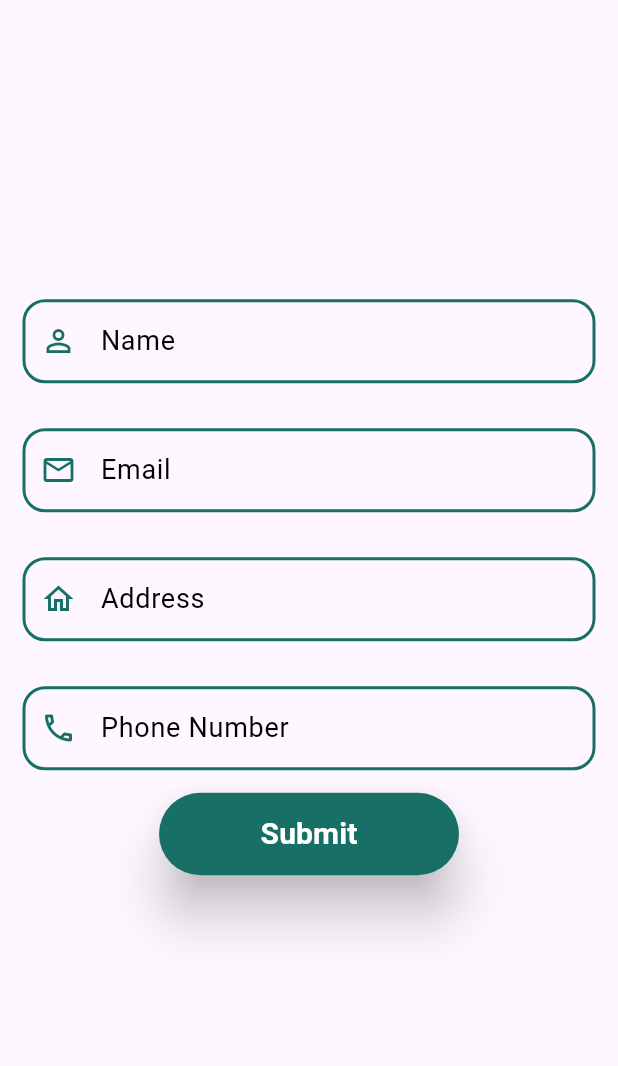
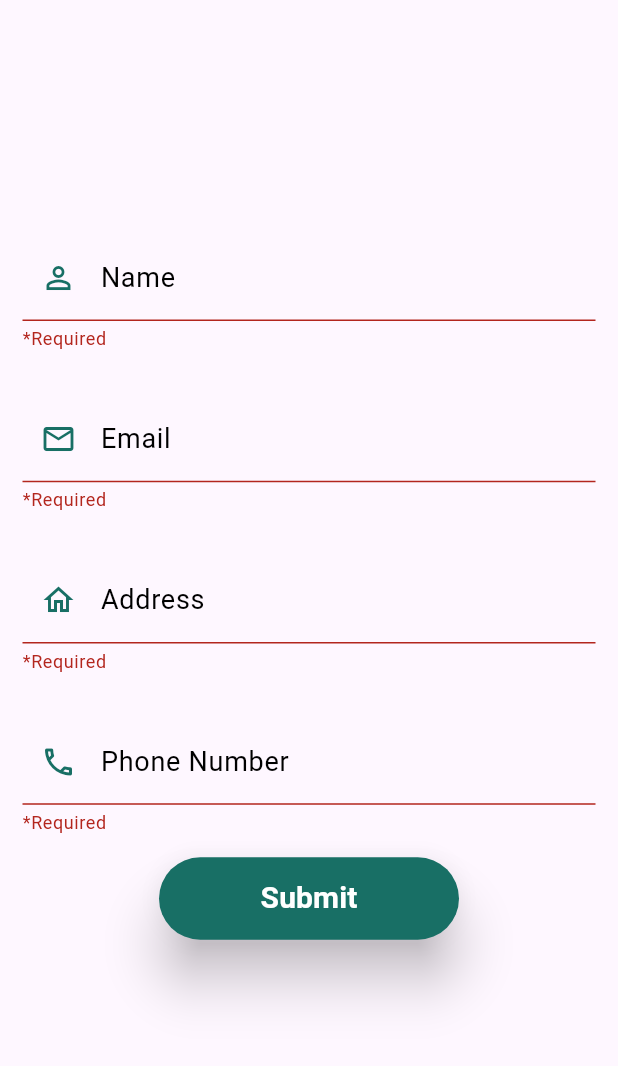
Before and after one commit to alhasann351/form_validation, a Flutter app: the screen it shows after launch, after a tap on "Submit", on a phone screen of 412 x 824 dp, the part 84-1150 px from its top. Run offline on Flutter 3.47's test engine with Material 3 defaults, Android fonts, the phone set to English and light mode, and no system bars.

```diff
--- a/lib/main.dart
+++ b/lib/main.dart
@@ -13,6 +13,9 @@ class MyApp extends StatelessWidget {
       debugShowCheckedModeBanner: false,
       theme: ThemeData(
         primaryColor: const Color(0xFF186F65),
+        textTheme: const TextTheme(
+          labelLarge: TextStyle(fontSize: 18),
+        ),
       ),
       home: const MyHomePage(),
     );
@@ -31,6 +34,29 @@ class _MyHomePageState extends State<MyHomePage> {
   var emailController = TextEditingController();
   var addressController = TextEditingController();
   var phoneController = TextEditingController();
+
+  final formKey = GlobalKey<FormState>();
+
+  mySnackBar(context, message) {
+    return ScaffoldMessenger.of(context).showSnackBar(
+      SnackBar(
+        content: Text(
+          message,
+          style: const TextStyle(
+            fontSize: 19,
+            color: Colors.white,
+          ),
+        ),
+        backgroundColor: Theme.of(context).primaryColor,
+        action: SnackBarAction(
+          label: 'Dismiss',
+          onPressed: () {
+            ScaffoldMessenger.of(context).hideCurrentSnackBar();
+          },
+        ),
+      ),
+    );
+  }
 
   @override
   void dispose() {
@@ -56,15 +82,28 @@ class _MyHomePageState extends State<MyHomePage> {
         ),
       ),
       body: Center(
+        child: SingleChildScrollView(
+          scrollDirection: Axis.vertical,
+          child: Form(
+            key: formKey,
             child: Column(
               mainAxisAlignment: MainAxisAlignment.center,
               children: [
                 Padding(
                   padding: const EdgeInsets.all(15.0),
                   child: SizedBox(
-                child: Form(
                     child: TextFormField(
                       controller: nameController,
+                      keyboardType: TextInputType.text,
+                      validator: (value) {
+                        if (value == null || value.isEmpty) {
+                          return '*Required';
+                        }
+                        if (value.length > 30) {
+                          return 'Enter 30 Character';
+                        }
+                        return null;
+                      },
                       decoration: InputDecoration(
                         prefixIcon: Icon(
                           Icons.person_outline,
@@ -93,13 +132,18 @@ class _MyHomePageState extends State<MyHomePage> {
                     ),
                   ),
                 ),
-            ),
                 Padding(
                   padding: const EdgeInsets.all(15.0),
                   child: SizedBox(
-                child: Form(
                     child: TextFormField(
                       controller: emailController,
+                      keyboardType: TextInputType.emailAddress,
+                      validator: (value) {
+                        if (value == null || value.isEmpty) {
+                          return '*Required';
+                        }
+                        return null;
+                      },
                       decoration: InputDecoration(
                         prefixIcon: Icon(
                           Icons.email_outlined,
@@ -128,13 +172,18 @@ class _MyHomePageState extends State<MyHomePage> {
                     ),
                   ),
                 ),
-            ),
                 Padding(
                   padding: const EdgeInsets.all(15.0),
                   child: SizedBox(
-                child: Form(
                     child: TextFormField(
                       controller: addressController,
+                      keyboardType: TextInputType.text,
+                      validator: (value) {
+                        if (value == null || value.isEmpty) {
+                          return '*Required';
+                        }
+                        return null;
+                      },
                       decoration: InputDecoration(
                         prefixIcon: Icon(
                           Icons.home_outlined,
@@ -163,11 +212,9 @@ class _MyHomePageState extends State<MyHomePage> {
                     ),
                   ),
                 ),
-            ),
                 Padding(
                   padding: const EdgeInsets.all(15.0),
                   child: SizedBox(
-                child: Form(
                     child: TextFormField(
                       controller: phoneController,
                       decoration: InputDecoration(
@@ -195,7 +242,16 @@ class _MyHomePageState extends State<MyHomePage> {
                           ),
                         ),
                       ),
-                  ),
+                      keyboardType: TextInputType.phone,
+                      validator: (value) {
+                        if (value == null || value.isEmpty) {
+                          return '*Required';
+                        }
+                        if (value.length > 11) {
+                          return 'Enter 11 digits';
+                        }
+                        return null;
+                      },
                     ),
                   ),
                 ),
@@ -203,7 +259,9 @@ class _MyHomePageState extends State<MyHomePage> {
                   height: 55,
                   width: 200,
                   child: ElevatedButton(
-                onPressed: () {},
+                    onPressed: () {
+                      _submit();
+                    },
                     style: ElevatedButton.styleFrom(
                       backgroundColor: Theme.of(context).primaryColor,
                       elevation: 15,
@@ -221,6 +279,22 @@ class _MyHomePageState extends State<MyHomePage> {
               ],
             ),
           ),
+        ),
+      ),
     );
   }
+
+  void _submit() async {
+    if (formKey.currentState!.validate()) {
+      String name = nameController.text.toString();
+      String email = emailController.text.toString();
+      String address = addressController.text.toString();
+      String phone = phoneController.text.toString();
+      nameController.clear();
+      emailController.clear();
+      addressController.clear();
+      phoneController.clear();
+      mySnackBar(context, '$name\n$email\n$address\n$phone');
     }
+  }
+}
```
Lines whose indentation alone changed are shown as unchanged.
